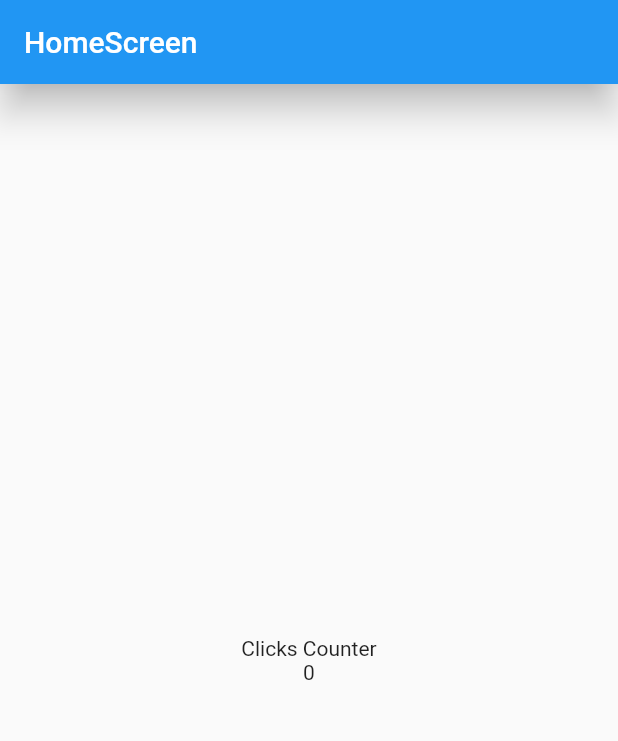
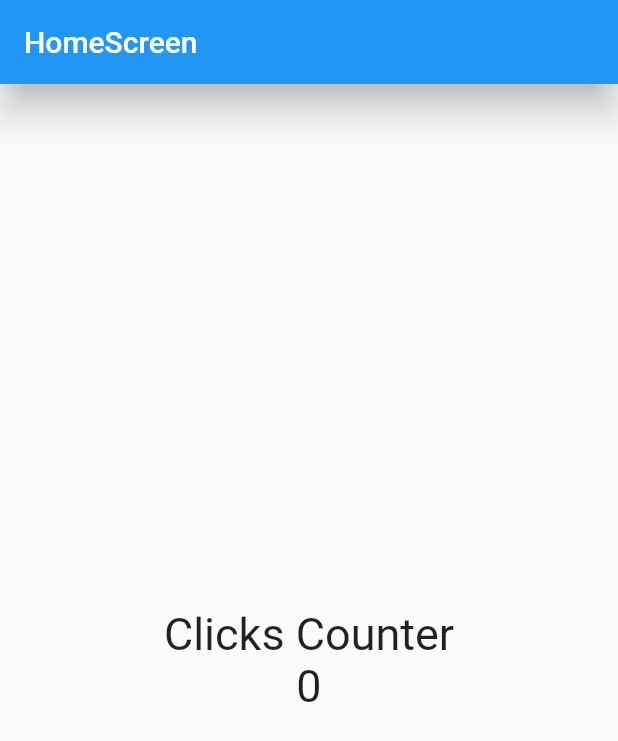
Before and after one commit to marwilc/flutter_click_counter, a Flutter app: the screen it shows after launch, on a phone screen of 412 x 824 dp. Shown: the top 741 px of the screen. Run offline on Flutter 3.47's test engine with Material 2 defaults, Android fonts, the phone set to English and light mode, and no system bars.

Commit message:
:sparkles: added some improvements

```diff
--- a/lib/screens/home_screen.dart
+++ b/lib/screens/home_screen.dart
@@ -14,8 +14,8 @@ class HomeScreen extends StatelessWidget {
           child: Column(
               mainAxisAlignment: MainAxisAlignment.center,
               children: const <Widget>[
-                Text('Clicks Counter'),
-                Text('0')
+                Text('Clicks Counter', style: TextStyle(fontSize: 30) ),
+                Text('0', style: TextStyle(fontSize: 30))
               ],
             ),
         )
```
